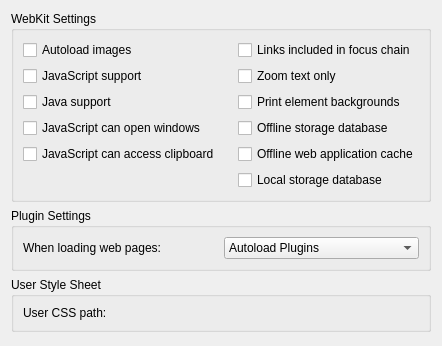
First picture: the form in src/settings/settings_webkit.ui, repository KDE/rekonq, before the edit.
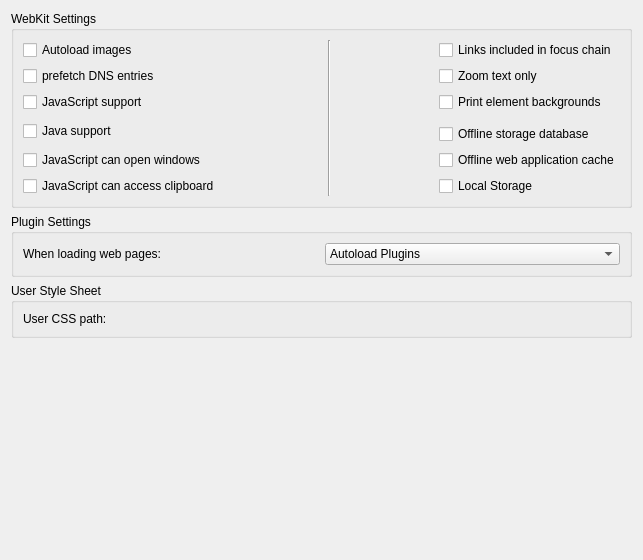
Second picture: the form after the edit. Custom widgets are drawn as their Qt base class.

Commit message: New dns prefetch webkit property and updated local storage one

What changed in the file:
```diff
--- a/src/settings/settings_webkit.ui
+++ b/src/settings/settings_webkit.ui
@@ -6,8 +6,8 @@
    <rect>
     <x>0</x>
     <y>0</y>
-    <width>437</width>
-    <height>346</height>
+    <width>643</width>
+    <height>560</height>
    </rect>
   </property>
   <layout class="QVBoxLayout" name="verticalLayout">
@@ -17,21 +17,48 @@
       <string>WebKit Settings</string>
      </property>
      <layout class="QGridLayout" name="gridLayout">
-      <item row="0" column="0" colspan="2">
+      <item row="0" column="0">
        <widget class="QCheckBox" name="kcfg_autoLoadImages">
         <property name="text">
          <string>Autoload images</string>
         </property>
        </widget>
       </item>
-      <item row="0" column="3">
+      <item row="0" column="1" rowspan="7">
+       <widget class="Line" name="line">
+        <property name="sizePolicy">
+         <sizepolicy hsizetype="Expanding" vsizetype="Minimum">
+          <horstretch>0</horstretch>
+          <verstretch>0</verstretch>
+         </sizepolicy>
+        </property>
+        <property name="orientation">
+         <enum>Qt::Vertical</enum>
+        </property>
+       </widget>
+      </item>
+      <item row="0" column="2">
        <widget class="QCheckBox" name="kcfg_linksIncludedInFocusChain">
         <property name="text">
          <string>Links included in focus chain</string>
         </property>
        </widget>
       </item>
-      <item row="1" column="0" colspan="2">
+      <item row="1" column="0">
+       <widget class="QCheckBox" name="kcfg_dnsPrefetch">
+        <property name="text">
+         <string>prefetch DNS entries</string>
+        </property>
+       </widget>
+      </item>
+      <item row="1" column="2">
+       <widget class="QCheckBox" name="kcfg_zoomTextOnly">
+        <property name="text">
+         <string>Zoom text only</string>
+        </property>
+       </widget>
+      </item>
+      <item row="2" column="0">
        <widget class="QCheckBox" name="kcfg_javascriptEnabled">
         <property name="sizePolicy">
          <sizepolicy hsizetype="Minimum" vsizetype="Fixed">
@@ -44,72 +71,52 @@
         </property>
        </widget>
       </item>
-      <item row="1" column="3">
-       <widget class="QCheckBox" name="kcfg_zoomTextOnly">
-        <property name="text">
-         <string>Zoom text only</string>
-        </property>
-       </widget>
-      </item>
-      <item row="2" column="0" colspan="2">
-       <widget class="QCheckBox" name="kcfg_javaEnabled">
-        <property name="text">
-         <string>Java support</string>
-        </property>
-       </widget>
-      </item>
-      <item row="2" column="3">
+      <item row="2" column="2">
        <widget class="QCheckBox" name="kcfg_printElementBackgrounds">
         <property name="text">
          <string>Print element backgrounds</string>
         </property>
        </widget>
       </item>
-      <item row="3" column="3">
+      <item row="4" column="2">
        <widget class="QCheckBox" name="kcfg_offlineStorageDatabaseEnabled">
         <property name="text">
          <string>Offline storage database</string>
         </property>
        </widget>
       </item>
-      <item row="4" column="3">
-       <widget class="QCheckBox" name="kcfg_offlineWebApplicationCacheEnabled">
+      <item row="3" column="0" rowspan="2">
+       <widget class="QCheckBox" name="kcfg_javaEnabled">
         <property name="text">
-         <string>Offline web application cache</string>
+         <string>Java support</string>
         </property>
        </widget>
       </item>
-      <item row="5" column="3">
-       <widget class="QCheckBox" name="kcfg_localStorageDatabaseEnabled">
-        <property name="text">
-         <string>Local storage database</string>
-        </property>
-       </widget>
-      </item>
-      <item row="3" column="0">
+      <item row="5" column="0">
        <widget class="QCheckBox" name="kcfg_javascriptCanOpenWindows">
         <property name="text">
          <string>JavaScript can open windows</string>
         </property>
        </widget>
       </item>
-      <item row="4" column="0">
+      <item row="5" column="2">
+       <widget class="QCheckBox" name="kcfg_offlineWebApplicationCacheEnabled">
+        <property name="text">
+         <string>Offline web application cache</string>
+        </property>
+       </widget>
+      </item>
+      <item row="6" column="0">
        <widget class="QCheckBox" name="kcfg_javascriptCanAccessClipboard">
         <property name="text">
          <string>JavaScript can access clipboard</string>
         </property>
        </widget>
       </item>
-      <item row="0" column="2" rowspan="6">
-       <widget class="Line" name="line">
-        <property name="sizePolicy">
-         <sizepolicy hsizetype="Expanding" vsizetype="Minimum">
-          <horstretch>0</horstretch>
-          <verstretch>0</verstretch>
-         </sizepolicy>
-        </property>
-        <property name="orientation">
-         <enum>Qt::Vertical</enum>
+      <item row="6" column="2">
+       <widget class="QCheckBox" name="kcfg_localStorageEnabled">
+        <property name="text">
+         <string>Local Storage</string>
         </property>
        </widget>
       </item>
```
The commit also changes 3 other files.
